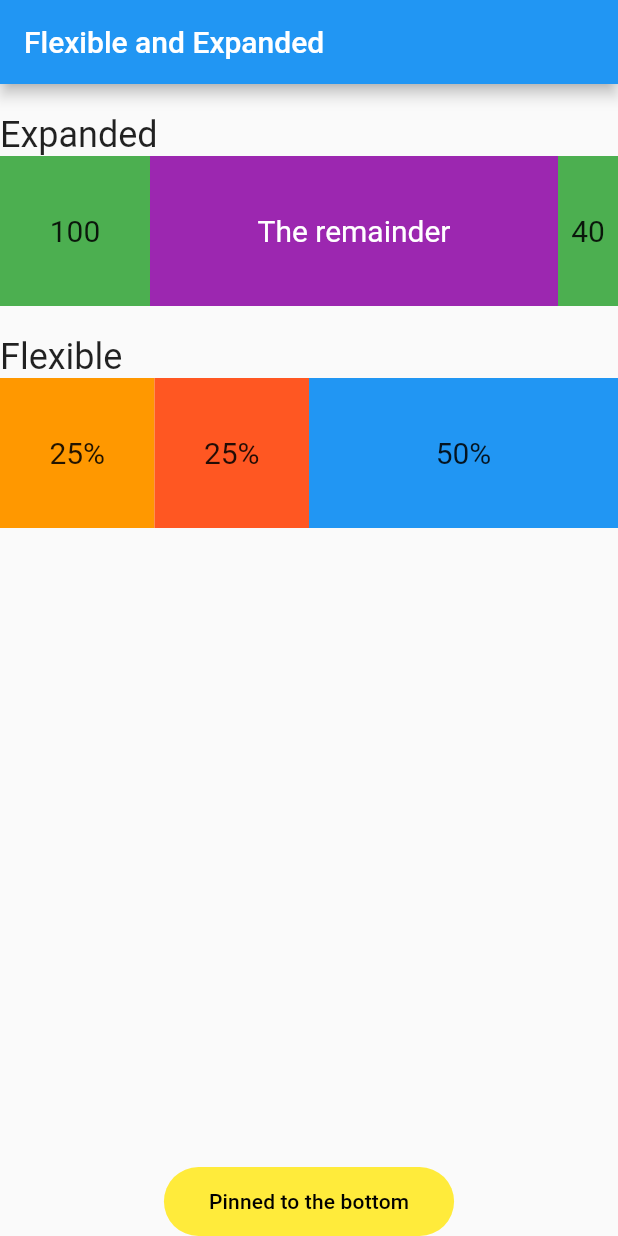
After one commit to jarecsni/flutter_cookbook_examples, a Flutter app: the FlexScreen screen opened directly, on a phone screen of 412 x 824 dp. The commit adds this screen. Run offline on Flutter 3.47's test engine with Material 2 defaults, Android fonts, the phone set to English and light mode, and no system bars; our stand-ins replace google_fonts.

Commit message:
Page 168

```diff
--- /dev/null
+++ b/lib/chapter5/flex_screen.dart
@@ -0,0 +1,128 @@
+import 'package:flutter/material.dart';
+import 'package:flutter_cookbook_examples/chapter5/labeled_container.dart';
+
+class FlexScreen extends StatelessWidget {
+  const FlexScreen({super.key});
+
+  @override
+  Widget build(BuildContext context) {
+    return Scaffold(
+      appBar: AppBar(
+        title: const Text("Flexible and Expanded"),
+      ),
+      body: Column(
+        crossAxisAlignment: CrossAxisAlignment.start,
+        children: [
+          ..._header(context, "Expanded"),
+          const DemoExpanded(),
+          ..._header(context, "Flexible"),
+          const DemoFlexible(),
+          const Expanded(
+            child: Spacer(),
+          ),
+          const DemoFooter()
+        ],
+      ),
+    );
+  }
+}
+
+Iterable<Widget> _header(BuildContext context, String text) {
+  return [
+    const SizedBox(height: 20),
+    Text(
+      text,
+      style: Theme.of(context).textTheme.headlineSmall,
+    ),
+  ];
+}
+
+class DemoExpanded extends StatelessWidget {
+  const DemoExpanded({super.key});
+
+  @override
+  Widget build(BuildContext context) {
+    return const SizedBox(
+      height: 100,
+      child: Row(
+        children: [
+          LabeledContainer(
+            width: 100,
+            color: Colors.green,
+            text: "100",
+          ),
+          Expanded(
+            child: LabeledContainer(
+              color: Colors.purple,
+              text: "The remainder",
+              textColor: Colors.white,
+            ),
+          ),
+          LabeledContainer(
+            width: 40,
+            color: Colors.green,
+            text: "40",
+          ),
+        ],
+      ),
+    );
+  }
+}
+
+class DemoFlexible extends StatelessWidget {
+  const DemoFlexible({super.key});
+
+  @override
+  Widget build(BuildContext context) {
+    return const SizedBox(
+      height: 100,
+      child: Row(
+        children: [
+          Flexible(
+            flex: 1,
+            child: LabeledContainer(
+              text: "25%",
+              color: Colors.orange,
+            ),
+          ),
+          Flexible(
+            flex: 1,
+            child: LabeledContainer(
+              text: "25%",
+              color: Colors.deepOrange,
+            ),
+          ),
+          Flexible(
+            flex: 2,
+            child: LabeledContainer(
+              text: "50%",
+              color: Colors.blue,
+            ),
+          ),
+        ],
+      ),
+    );
+  }
+}
+
+class DemoFooter extends StatelessWidget {
+  const DemoFooter({super.key});
+
+  @override
+  Widget build(BuildContext context) {
+    return Center(
+      child: Container(
+        decoration: BoxDecoration(
+          color: Colors.yellow,
+          borderRadius: BorderRadius.circular(40),
+        ),
+        padding: const EdgeInsets.symmetric(
+          vertical: 15.0,
+          horizontal: 30,
+        ),
+        child: Text("Pinned to the bottom",
+            style: Theme.of(context).textTheme.titleSmall),
+      ),
+    );
+  }
+}
--- /dev/null
+++ b/lib/chapter5/labeled_container.dart
@@ -0,0 +1,35 @@
+import "package:flutter/material.dart";
+
+class LabeledContainer extends StatelessWidget {
+  final String text;
+  final double? width;
+  final double? height;
+  final Color? color;
+  final Color? textColor;
+
+  const LabeledContainer({
+    required this.text,
+    this.width,
+    this.height = double.infinity,
+    this.color,
+    this.textColor,
+    super.key,
+  });
+
+  @override
+  Widget build(BuildContext context) {
+    return Container(
+      width: width,
+      height: height,
+      color: color,
+      alignment: Alignment.center,
+      child: Text(
+        text,
+        style: TextStyle(
+          color: textColor,
+          fontSize: 20,
+        ),
+      ),
+    );
+  }
+}
--- a/lib/chapter5/main.dart
+++ b/lib/chapter5/main.dart
@@ -1,5 +1,5 @@
 import 'package:flutter/material.dart';
-import './profile_screen.dart';
+import 'package:flutter_cookbook_examples/chapter5/flex_screen.dart';
 
 void main(List<String> args) => runApp(const StaticApp());
 
@@ -13,7 +13,7 @@ class StaticApp extends StatelessWidget {
       theme: ThemeData(
         primarySwatch: Colors.blue,
       ),
-      home: const ProfileScreen(),
+      home: const FlexScreen(),
     );
   }
 }
```
